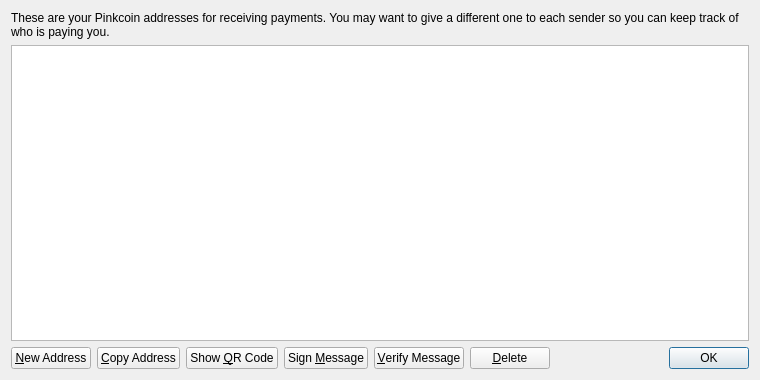
Before: the Qt Designer form src/qt/forms/addressbookpage.ui in Pink2Dev/Pink2, drawn with Qt 5.
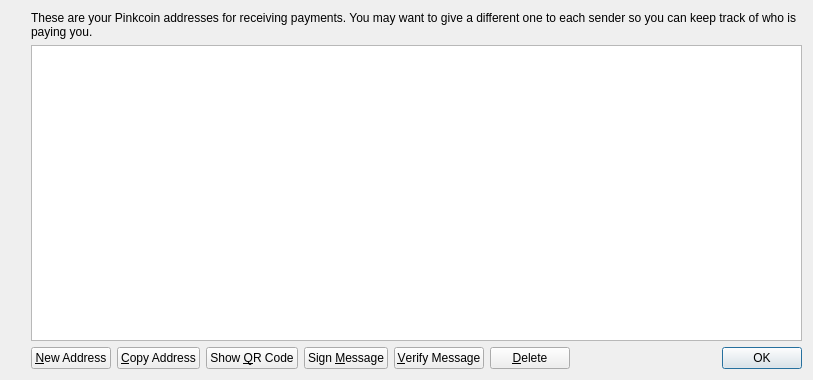
After: the same form once the commit is applied. Icons and pictures are not drawn.

What changed in the file:
```diff
--- a/src/qt/forms/addressbookpage.ui
+++ b/src/qt/forms/addressbookpage.ui
@@ -6,14 +6,32 @@
    <rect>
     <x>0</x>
     <y>0</y>
-    <width>760</width>
+    <width>813</width>
     <height>380</height>
    </rect>
   </property>
   <property name="windowTitle">
    <string>Address Book</string>
   </property>
-  <layout class="QVBoxLayout" name="verticalLayout">
+  <layout class="QHBoxLayout" name="horizontalLayout_2">
+   <item>
+    <spacer name="horizontalSpacer_2">
+     <property name="orientation">
+      <enum>Qt::Horizontal</enum>
+     </property>
+     <property name="sizeType">
+      <enum>QSizePolicy::Fixed</enum>
+     </property>
+     <property name="sizeHint" stdset="0">
+      <size>
+       <width>20</width>
+       <height>0</height>
+      </size>
+     </property>
+    </spacer>
+   </item>
+   <item>
+    <layout class="QVBoxLayout" name="verticalLayout_2">
    <item>
     <widget class="QLabel" name="labelExplanation">
      <property name="text">
@@ -163,6 +181,8 @@
         <set>QDialogButtonBox::Ok</set>
        </property>
       </widget>
+       </item>
+      </layout>
      </item>
     </layout>
    </item>
```
Lines whose indentation alone changed are shown as unchanged.
